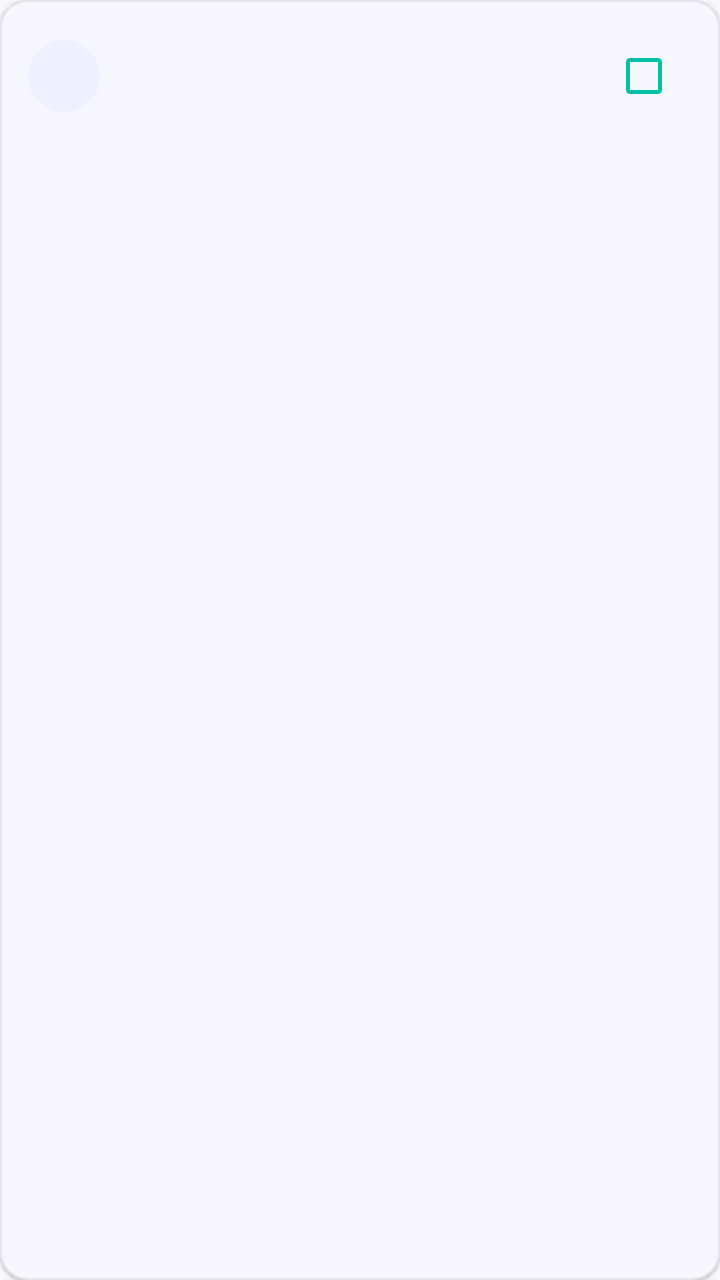
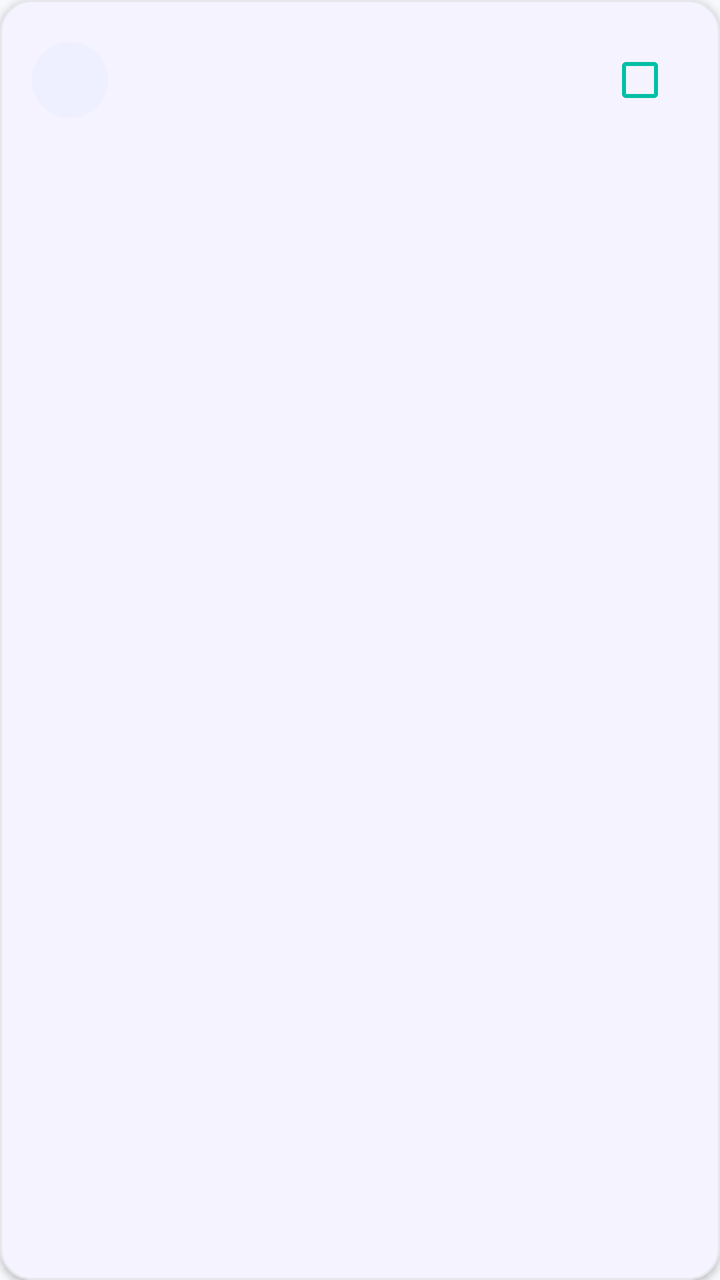

Screens rendered from an Android XML layout before and after an edit, with the pre-edit source and the edit as a unified diff.
<!-- AndroidManifest.xml: application theme Theme.SkillBarter -->
<!-- res/layout/item_roadmap_step.xml -->
<?xml version="1.0" encoding="utf-8"?>
<com.google.android.material.card.MaterialCardView
    xmlns:android="http://schemas.android.com/apk/res/android"
    xmlns:app="http://schemas.android.com/apk/res-auto"
    android:layout_width="match_parent"
    android:layout_height="wrap_content"
    android:layout_marginBottom="10dp"
    app:cardBackgroundColor="@color/surface_white"
    app:cardCornerRadius="14dp"
    app:cardElevation="1dp"
    app:strokeColor="@color/divider_color"
    app:strokeWidth="1dp">

    <LinearLayout
        android:layout_width="match_parent"
        android:layout_height="wrap_content"
        android:gravity="center_vertical"
        android:orientation="horizontal"
        android:padding="14dp">

        
        <FrameLayout
            android:layout_width="36dp"
            android:layout_height="36dp"
            android:layout_marginEnd="12dp">

            <View
                android:id="@+id/viewStepBg"
                android:layout_width="36dp"
                android:layout_height="36dp"
                android:background="@drawable/bg_step_number" />

            <TextView
                android:id="@+id/tvStepNumber"
                android:layout_width="36dp"
                android:layout_height="36dp"
                android:gravity="center"
                android:textColor="@color/primary"
                android:textSize="13sp"
                android:textStyle="bold" />

        </FrameLayout>

        
        <LinearLayout
            android:layout_width="0dp"
            android:layout_height="wrap_content"
            android:layout_weight="1"
            android:orientation="vertical">

            <TextView
                android:id="@+id/tvStepTitle"
                android:layout_width="match_parent"
                android:layout_height="wrap_content"
                android:textColor="@color/text_primary"
                android:textSize="14sp"
                android:textStyle="bold" />

            <TextView
                android:id="@+id/tvStepDesc"
                android:layout_width="match_parent"
                android:layout_height="wrap_content"
                android:layout_marginTop="4dp"
                android:textColor="@color/text_secondary"
                android:textSize="12sp"
                android:lineSpacingMultiplier="1.3" />

            
            <LinearLayout
                android:id="@+id/layoutResources"
                android:layout_width="match_parent"
                android:layout_height="wrap_content"
                android:layout_marginTop="8dp"
                android:orientation="vertical"
                android:visibility="gone">

                <TextView
                    android:layout_width="wrap_content"
                    android:layout_height="wrap_content"
                    android:text="📚 Resources"
                    android:textColor="@color/primary"
                    android:textSize="11sp"
                    android:textStyle="bold" />

                <TextView
                    android:id="@+id/tvResources"
                    android:layout_width="match_parent"
                    android:layout_height="wrap_content"
                    android:layout_marginTop="4dp"
                    android:textColor="@color/accent_blue"
                    android:textSize="12sp"
                    android:lineSpacingMultiplier="1.4" />

            </LinearLayout>

        </LinearLayout>

        
        <CheckBox
            android:id="@+id/cbStep"
            android:layout_width="wrap_content"
            android:layout_height="wrap_content"
            android:layout_marginStart="8dp"
            android:buttonTint="@color/accent_green" />

    </LinearLayout>

</com.google.android.material.card.MaterialCardView>
<!-- resources referenced by this layout -->
<resources>
  <color name="accent_blue">#6C63FF</color>
  <color name="accent_green">#00BFA5</color>
  <color name="divider_color">#E5E7EB</color>
  <color name="primary">#6C63FF</color>
  <color name="surface_white">#FFFFFF</color>
  <color name="text_primary">#1A1A2E</color>
  <color name="text_secondary">#6B7280</color>
  <!-- drawable bg_step_number (drawable) -->
  <?xml version="1.0" encoding="utf-8"?>
  <shape xmlns:android="http://schemas.android.com/apk/res/android"
      android:shape="oval">
      <solid android:color="#EEF0FF" />
  </shape>
  <style name="Theme.SkillBarter" parent="Base.Theme.SkillBarter" />
  <style name="Base.Theme.SkillBarter" parent="Theme.Material3.DayNight.NoActionBar">
          <item name="colorPrimary">@color/primary</item>
          <item name="colorOnPrimary">@color/white</item>
          <item name="colorPrimaryContainer">@color/primary_light</item>
          <item name="colorOnPrimaryContainer">@color/primary</item>
          <item name="android:colorBackground">@color/bg_light</item>
          <item name="colorSurface">@color/surface_white</item>
          <item name="colorOnSurface">@color/text_primary</item>
          <item name="colorOnSurfaceVariant">@color/text_secondary</item>
          <item name="android:statusBarColor">@color/surface_white</item>
          <item name="android:windowLightStatusBar">true</item>
      </style>
  <color name="white">#FFFFFF</color>
  <color name="primary_light">#EEF0FF</color>
  <color name="bg_light">#F7F8FC</color>
</resources>

<!-- the commit's change to res/layout/item_roadmap_step.xml (unified diff, before → after) -->
@@ -4,104 +4,181 @@
     xmlns:app="http://schemas.android.com/apk/res-auto"
     android:layout_width="match_parent"
     android:layout_height="wrap_content"
-    android:layout_marginBottom="10dp"
+    android:layout_marginBottom="12dp"
     app:cardBackgroundColor="@color/surface_white"
-    app:cardCornerRadius="14dp"
-    app:cardElevation="1dp"
+    app:cardCornerRadius="16dp"
+    app:cardElevation="2dp"
     app:strokeColor="@color/divider_color"
     app:strokeWidth="1dp">
 
     <LinearLayout
         android:layout_width="match_parent"
         android:layout_height="wrap_content"
-        android:gravity="center_vertical"
-        android:orientation="horizontal"
-        android:padding="14dp">
-
-        
-        <FrameLayout
-            android:layout_width="36dp"
-            android:layout_height="36dp"
-            android:layout_marginEnd="12dp">
-
-            <View
-                android:id="@+id/viewStepBg"
-                android:layout_width="36dp"
-                android:layout_height="36dp"
-                android:background="@drawable/bg_step_number" />
-
-            <TextView
-                android:id="@+id/tvStepNumber"
-                android:layout_width="36dp"
-                android:layout_height="36dp"
-                android:gravity="center"
-                android:textColor="@color/primary"
-                android:textSize="13sp"
-                android:textStyle="bold" />
-
-        </FrameLayout>
+        android:orientation="vertical"
+        android:padding="16dp">
 
         
         <LinearLayout
-            android:layout_width="0dp"
+            android:layout_width="match_parent"
             android:layout_height="wrap_content"
-            android:layout_weight="1"
-            android:orientation="vertical">
+            android:gravity="center_vertical"
+            android:orientation="horizontal">
 
-            <TextView
-                android:id="@+id/tvStepTitle"
-                android:layout_width="match_parent"
-                android:layout_height="wrap_content"
-                android:textColor="@color/text_primary"
-                android:textSize="14sp"
-                android:textStyle="bold" />
+            
+            <FrameLayout
+                android:layout_width="38dp"
+                android:layout_height="38dp"
+                android:layout_marginEnd="12dp">
 
-            <TextView
-                android:id="@+id/tvStepDesc"
-                android:layout_width="match_parent"
-                android:layout_height="wrap_content"
-                android:layout_marginTop="4dp"
-                android:textColor="@color/text_secondary"
-                android:textSize="12sp"
-                android:lineSpacingMultiplier="1.3" />
+                <View
+                    android:id="@+id/viewStepBg"
+                    android:layout_width="38dp"
+                    android:layout_height="38dp"
+                    android:background="@drawable/bg_step_number" />
+
+                <TextView
+                    android:id="@+id/tvStepNumber"
+                    android:layout_width="38dp"
+                    android:layout_height="38dp"
+                    android:gravity="center"
+                    android:textColor="@color/primary"
+                    android:textSize="14sp"
+                    android:textStyle="bold" />
+
+            </FrameLayout>
 
             
             <LinearLayout
-                android:id="@+id/layoutResources"
-                android:layout_width="match_parent"
+                android:layout_width="0dp"
                 android:layout_height="wrap_content"
-                android:layout_marginTop="8dp"
-                android:orientation="vertical"
-                android:visibility="gone">
+                android:layout_weight="1"
+                android:orientation="vertical">
 
                 <TextView
+                    android:id="@+id/tvStepTitle"
+                    android:layout_width="match_parent"
+                    android:layout_height="wrap_content"
+                    android:textColor="@color/text_primary"
+                    android:textSize="15sp"
+                    android:textStyle="bold"
+                    android:lineSpacingMultiplier="1.2" />
+
+                
+                <TextView
+                    android:id="@+id/tvEstimatedTime"
                     android:layout_width="wrap_content"
                     android:layout_height="wrap_content"
-                    android:text="📚 Resources"
+                    android:layout_marginTop="5dp"
+                    android:background="@drawable/bg_time_badge"
+                    android:paddingHorizontal="8dp"
+                    android:paddingVertical="3dp"
                     android:textColor="@color/primary"
                     android:textSize="11sp"
-                    android:textStyle="bold" />
-
-                <TextView
-                    android:id="@+id/tvResources"
-                    android:layout_width="match_parent"
-                    android:layout_height="wrap_content"
-                    android:layout_marginTop="4dp"
-                    android:textColor="@color/accent_blue"
-                    android:textSize="12sp"
-                    android:lineSpacingMultiplier="1.4" />
+                    android:textStyle="bold"
+                    android:visibility="gone" />
 
             </LinearLayout>
+
+            
+            <CheckBox
+                android:id="@+id/cbStep"
+                android:layout_width="wrap_content"
+                android:layout_height="wrap_content"
+                android:layout_marginStart="8dp"
+                android:buttonTint="@color/accent_green" />
 
         </LinearLayout>
 
         
-        <CheckBox
-            android:id="@+id/cbStep"
-            android:layout_width="wrap_content"
+        <TextView
+            android:id="@+id/tvStepDesc"
+            android:layout_width="match_parent"
             android:layout_height="wrap_content"
-            android:layout_marginStart="8dp"
-            android:buttonTint="@color/accent_green" />
+            android:layout_marginTop="10dp"
+            android:textColor="@color/text_secondary"
+            android:textSize="13sp"
+            android:lineSpacingMultiplier="1.45" />
+
+        
+        <LinearLayout
+            android:id="@+id/layoutMiniTask"
+            android:layout_width="match_parent"
+            android:layout_height="wrap_content"
+            android:layout_marginTop="10dp"
+            android:background="@drawable/bg_mini_task"
+            android:orientation="vertical"
+            android:padding="10dp"
+            android:visibility="gone">
+
+            <TextView
+                android:layout_width="wrap_content"
+                android:layout_height="wrap_content"
+                android:text="🎯 Mini Task"
+                android:textColor="#F59E0B"
+                android:textSize="11sp"
+                android:textStyle="bold" />
+
+            <TextView
+                android:id="@+id/tvMiniTask"
+                android:layout_width="match_parent"
+                android:layout_height="wrap_content"
+                android:layout_marginTop="4dp"
+                android:textColor="#78350F"
+                android:textSize="13sp"
+                android:lineSpacingMultiplier="1.35" />
+
+        </LinearLayout>
+
+        
+        <LinearLayout
+            android:id="@+id/layoutResources"
+            android:layout_width="match_parent"
+            android:layout_height="wrap_content"
+            android:layout_marginTop="10dp"
+            android:orientation="vertical"
+            android:visibility="gone">
+
+            <TextView
+                android:layout_width="wrap_content"
+                android:layout_height="wrap_content"
+                android:text="📚 Resources"
+                android:textColor="@color/primary"
+                android:textSize="11sp"
+                android:textStyle="bold" />
+
+            <TextView
+                android:id="@+id/tvResources"
+                android:layout_width="match_parent"
+                android:layout_height="wrap_content"
+                android:layout_marginTop="4dp"
+                android:textColor="@color/accent_blue"
+                android:textSize="12sp"
+                android:lineSpacingMultiplier="1.5" />
+
+        </LinearLayout>
+
+        
+        <LinearLayout
+            android:id="@+id/btnWatchOnYoutube"
+            android:layout_width="match_parent"
+            android:layout_height="40dp"
+            android:layout_marginTop="10dp"
+            android:background="@drawable/bg_youtube_button"
+            android:clickable="true"
+            android:focusable="true"
+            android:gravity="center"
+            android:orientation="horizontal"
+            android:visibility="gone">
+
+            <TextView
+                android:layout_width="wrap_content"
+                android:layout_height="wrap_content"
+                android:text="▶  Watch on YouTube"
+                android:textColor="#C62828"
+                android:textSize="13sp"
+                android:textStyle="bold" />
+
+        </LinearLayout>
 
     </LinearLayout>
 
<!-- resource entries referenced after the edit -->
@@ -7,11 +7,34 @@
   <color name="surface_white">#FFFFFF</color>
   <color name="text_primary">#1A1A2E</color>
   <color name="text_secondary">#6B7280</color>
+  <!-- drawable bg_mini_task (drawable) -->
+  <?xml version="1.0" encoding="utf-8"?>
+  <shape xmlns:android="http://schemas.android.com/apk/res/android"
+      android:shape="rectangle">
+      <solid android:color="#FFF8E1" />
+      <corners android:radius="8dp" />
+      <stroke android:width="1dp" android:color="#FFE082" />
+  </shape>
   <!-- drawable bg_step_number (drawable) -->
   <?xml version="1.0" encoding="utf-8"?>
   <shape xmlns:android="http://schemas.android.com/apk/res/android"
       android:shape="oval">
       <solid android:color="#EEF0FF" />
+  </shape>
+  <!-- drawable bg_time_badge (drawable) -->
+  <?xml version="1.0" encoding="utf-8"?>
+  <shape xmlns:android="http://schemas.android.com/apk/res/android"
+      android:shape="rectangle">
+      <solid android:color="#EEF0FF" />
+      <corners android:radius="20dp" />
+  </shape>
+  <!-- drawable bg_youtube_button (drawable) -->
+  <?xml version="1.0" encoding="utf-8"?>
+  <shape xmlns:android="http://schemas.android.com/apk/res/android"
+      android:shape="rectangle">
+      <solid android:color="#FFEBEE" />
+      <corners android:radius="8dp" />
+      <stroke android:width="1dp" android:color="#FFCDD2" />
   </shape>
   <style name="Theme.SkillBarter" parent="Base.Theme.SkillBarter" />
   <style name="Base.Theme.SkillBarter" parent="Theme.Material3.DayNight.NoActionBar">
